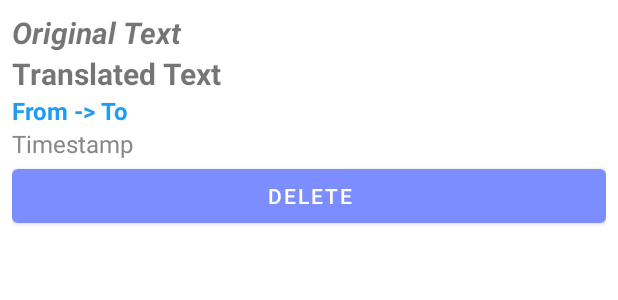
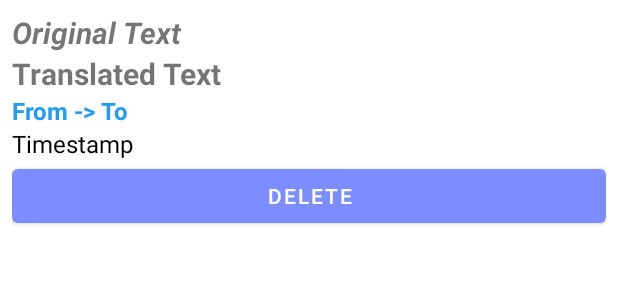
Before and after one commit to trduc2608/SpeechToText, an Android app: the layout item_translation_history.xml on its own in the app's theme, with its tools: preview values and no code run, on a phone screen of 412 x 824 dp. Shown: the top 300 px of the screen. Run offline under Robolectric (Android 15) with nearby library versions, the phone set to English and light mode, and no system bars.

```diff
--- a/AndoirdApp/app/src/main/res/layout/item_translation_history.xml
+++ b/AndoirdApp/app/src/main/res/layout/item_translation_history.xml
@@ -37,7 +37,7 @@
         android:layout_height="wrap_content"
         android:text="Timestamp"
         android:textSize="16sp"
-        android:textColor="#888888" />
+        android:textColor="#000000" />
 
     <Button
         android:id="@+id/deleteButton"
```
